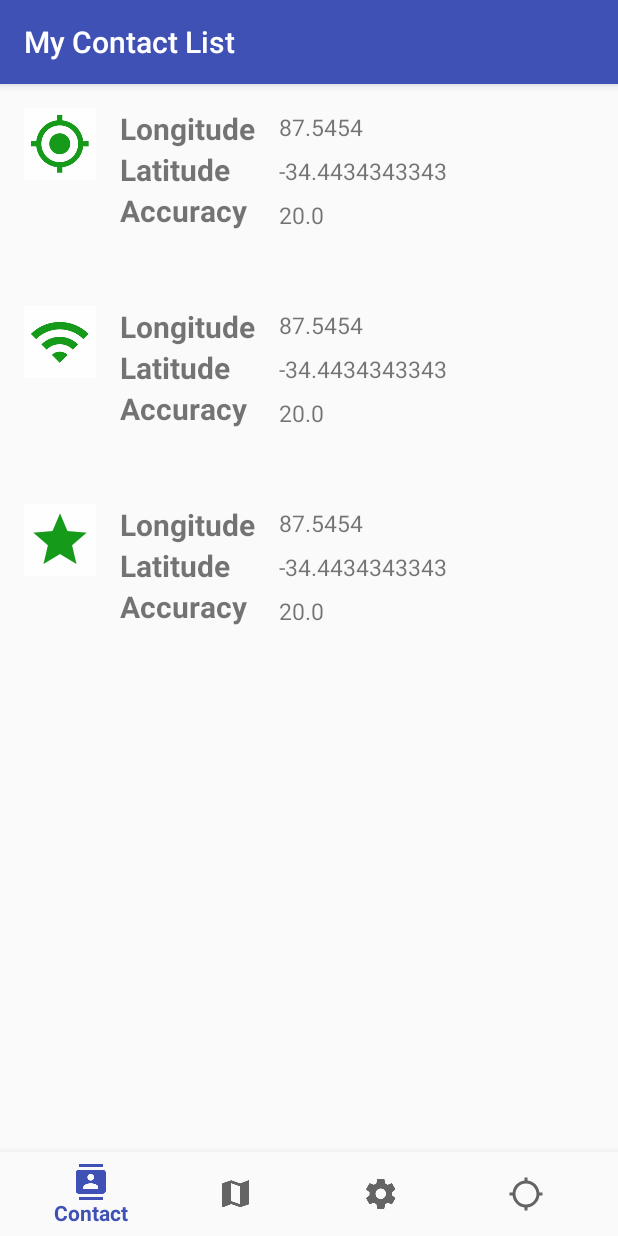
After one commit to wisetyni/My_Contact_List, an Android app: the LocationSensorsActivity screen opened directly, with no data from a screen before it, on a phone screen of 412 x 824 dp. The commit adds this screen. Run offline under Robolectric (Android 15) with nearby library versions, the phone set to English and light mode, and no system bars.

Commit message:
moved location sensor to another activity and added another option to the bottom navigation.

```diff
--- a/app/src/main/AndroidManifest.xml
+++ b/app/src/main/AndroidManifest.xml
@@ -53,9 +53,7 @@
             android:name="com.google.android.geo.API_KEY"
             android:value="@string/google_maps_key" />
 
-        <activity
-            android:name=".MapsActivity"
-            android:label="@string/title_activity_maps"></activity>
+        <activity android:name=".LocationSensorsActivity"></activity>
     </application>
 
 </manifest>
--- /dev/null
+++ b/app/src/main/java/mycontactlist/example/com/my_contact_list/LocationSensorsActivity.java
@@ -0,0 +1,166 @@
+package mycontactlist.example.com.my_contact_list;
+
+import android.Manifest;
+import android.content.Context;
+import android.content.pm.PackageManager;
+import android.location.Location;
+import android.location.LocationListener;
+import android.location.LocationManager;
+import android.support.design.widget.BottomNavigationView;
+import android.support.v4.app.ActivityCompat;
+import android.support.v7.app.AppCompatActivity;
+import android.os.Bundle;
+import android.widget.TextView;
+
+public class LocationSensorsActivity extends AppCompatActivity {
+
+    private static final int MY_PERMISSIONS_REQUEST_LOCATION = 1;
+    private LocationManager locationManager;
+    private LocationListener ntwkListener, gpsListener;
+    private Location currentBestLocation;
+    private TextView gpsLatTxt, gpsLonTxt, gpsAccuracyTxt;
+    private TextView ntwkLatTxt, ntwkLonTxt, ntwkAccuracyTxt;
+    private TextView bestLatTxt, bestLonTxt, bestAccuracyTxt;
+
+    private BottomNavigationView navigation;
+
+    private BottomNavigationView.OnNavigationItemSelectedListener mOnNavigationItemSelectedListener
+            = NavUtil.getBottomNav(this);
+
+
+    @Override
+    protected void onCreate(Bundle savedInstanceState) {
+        super.onCreate(savedInstanceState);
+        setContentView(R.layout.activity_location_sensors);
+
+        initBottomNavigation();
+        initViews();
+        initLocationManager();
+        initGPSSensor();
+        initNtwkSensor();
+    }
+
+    public void onPause() {
+
+        try {
+            locationManager.removeUpdates(ntwkListener);
+        }
+        catch (Exception e) {
+            e.printStackTrace();
+        }
+        super.onPause();
+        finish();
+    }
+
+    private void initLocationManager() {
+        locationManager = (LocationManager) getBaseContext().getSystemService(Context.LOCATION_SERVICE);
+    }
+
+    private void initViews() {
+        gpsLatTxt = findViewById(R.id.gps_latitude);
+        gpsLonTxt = findViewById(R.id.gps_longitude);
+        gpsAccuracyTxt = findViewById(R.id.gps_accuracy);
+
+        ntwkLatTxt = findViewById(R.id.ntwk_latitude);
+        ntwkLonTxt = findViewById(R.id.ntwk_longitude);
+        ntwkAccuracyTxt = findViewById(R.id.ntwk_accuracy);
+
+        bestLatTxt = findViewById(R.id.best_latitude);
+        bestLonTxt = findViewById(R.id.best_longitude);
+        bestAccuracyTxt = findViewById(R.id.best_accuracy);
+
+    }
+
+    private void initNtwkSensor() {
+        ntwkListener = displayLocationUpdates(LocationManager.NETWORK_PROVIDER);
+    }
+
+    private void initGPSSensor() {
+        gpsListener = displayLocationUpdates(LocationManager.GPS_PROVIDER);
+
+    }
+
+    private LocationListener displayLocationUpdates(final String provider) {
+        LocationListener listener = new LocationListener() {
+            @Override
+            public void onLocationChanged(Location location) {
+
+                if (isBetterLocation(location)) {
+                     currentBestLocation = location;
+                     setBestLocationViews();
+                 }
+
+
+
+                switch (provider){
+                    case LocationManager.NETWORK_PROVIDER:
+                        ntwkLatTxt.setText(String.valueOf(location.getLatitude()));
+                        ntwkAccuracyTxt.setText(String.valueOf(location.getAccuracy()));
+                        ntwkLonTxt.setText(String.valueOf(location.getLongitude()));
+                        break;
+                    case LocationManager.GPS_PROVIDER:
+                        gpsLatTxt.setText(String.valueOf(location.getLatitude()));
+                        gpsAccuracyTxt.setText(String.valueOf(location.getAccuracy()));
+                        gpsLonTxt.setText(String.valueOf(location.getLongitude()));
+                        break;
+                    default: break;
+                }
+            }
+
+            @Override
+            public void onStatusChanged(String s, int i, Bundle bundle) {}
+            @Override
+            public void onProviderEnabled(String s) {}
+            @Override
+            public void onProviderDisabled(String s) {}
+        };
+
+        if (ActivityCompat.checkSelfPermission(LocationSensorsActivity.this,
+                android.Manifest.permission.ACCESS_FINE_LOCATION)
+                != PackageManager.PERMISSION_GRANTED
+                && ActivityCompat.checkSelfPermission(LocationSensorsActivity.this,
+                android.Manifest.permission.ACCESS_COARSE_LOCATION)
+                != PackageManager.PERMISSION_GRANTED) {
+            askForLocationPermissions();
+        }else {
+            locationManager.requestLocationUpdates(provider, 0, 0, listener);
+        }
+
+        return listener;
+    }
+
+    private void setBestLocationViews() {
+        bestLatTxt.setText(String.valueOf(currentBestLocation.getLatitude()));
+        bestAccuracyTxt.setText(String.valueOf(currentBestLocation.getAccuracy()));
+        bestLonTxt.setText(String.valueOf(currentBestLocation.getLongitude()));
+
+    }
+
+    private void askForLocationPermissions() {
+
+        //request permissions for current location
+        ActivityCompat.requestPermissions(this,
+                new String[]{android.Manifest.permission.ACCESS_COARSE_LOCATION, Manifest.permission.ACCESS_FINE_LOCATION},
+                MY_PERMISSIONS_REQUEST_LOCATION);
+
+    }
+
+    private boolean isBetterLocation(Location location) {
+        boolean isBetter = false;
+        if (currentBestLocation == null) {
+            isBetter = true;
+        }
+        else if (location.getAccuracy() <= currentBestLocation.getAccuracy()) {
+            isBetter = true;
+        }
+        else if (location.getTime() - currentBestLocation.getTime() > 5*60*1000) {
+            isBetter = true;
+        }
+        return isBetter;
+    }
+
+    private void initBottomNavigation() {
+        navigation = findViewById(R.id.navigation);
+        navigation.setOnNavigationItemSelectedListener(mOnNavigationItemSelectedListener);
+    }
+}
--- /dev/null
+++ b/app/src/main/res/drawable/ic_location_searching_black_24dp.xml
@@ -0,0 +1,9 @@
+<vector xmlns:android="http://schemas.android.com/apk/res/android"
+        android:width="24dp"
+        android:height="24dp"
+        android:viewportWidth="24.0"
+        android:viewportHeight="24.0">
+    <path
+        android:fillColor="#FF000000"
+        android:pathData="M20.94,11c-0.46,-4.17 -3.77,-7.48 -7.94,-7.94V1h-2v2.06C6.83,3.52 3.52,6.83 3.06,11H1v2h2.06c0.46,4.17 3.77,7.48 7.94,7.94V23h2v-2.06c4.17,-0.46 7.48,-3.77 7.94,-7.94H23v-2h-2.06zM12,19c-3.87,0 -7,-3.13 -7,-7s3.13,-7 7,-7 7,3.13 7,7 -3.13,7 -7,7z"/>
+</vector>
--- /dev/null
+++ b/app/src/main/res/layout/activity_location_sensors.xml
@@ -0,0 +1,240 @@
+<?xml version="1.0" encoding="utf-8"?>
+<RelativeLayout xmlns:android="http://schemas.android.com/apk/res/android"
+    android:layout_width="match_parent"
+    android:layout_height="match_parent"
+    xmlns:app="http://schemas.android.com/apk/res-auto">
+
+    <LinearLayout
+        android:layout_width="match_parent"
+        android:layout_height="match_parent"
+        android:orientation="vertical"
+        android:padding="16dp">
+
+        <LinearLayout
+            android:layout_width="match_parent"
+            android:layout_height="wrap_content"
+            android:orientation="horizontal">
+
+            <ImageView
+                android:id="@+id/gps_img"
+                android:layout_width="wrap_content"
+                android:layout_height="wrap_content"
+                android:background="#CCFFFFFF"
+                android:src="@mipmap/ic_gps_green_48dp" />
+
+            <LinearLayout
+                android:layout_width="wrap_content"
+                android:layout_height="wrap_content"
+                android:orientation="vertical"
+                android:paddingLeft="@dimen/activity_horizontal_margin">
+
+                <TextView
+                    android:layout_width="wrap_content"
+                    android:layout_height="wrap_content"
+                    android:text="Longitude"
+                    android:textSize="20sp"
+                    android:textStyle="bold"/>
+
+                <TextView
+                    android:layout_width="wrap_content"
+                    android:layout_height="wrap_content"
+                    android:text="Latitude"
+                    android:textSize="20sp"
+                    android:textStyle="bold"/>
+
+                <TextView
+                    android:layout_width="wrap_content"
+                    android:layout_height="wrap_content"
+                    android:text="Accuracy"
+                    android:textSize="20sp"
+                    android:textStyle="bold"/>
+            </LinearLayout>
+
+            <LinearLayout
+                android:id="@+id/sensor_details_ll"
+                android:layout_width="match_parent"
+                android:layout_height="wrap_content"
+                android:orientation="vertical"
+                android:paddingLeft="@dimen/activity_horizontal_margin">
+
+                <TextView
+                    android:id="@+id/gps_longitude"
+                    android:layout_width="wrap_content"
+                    android:layout_height="wrap_content"
+                    android:paddingTop="2dp"
+                    android:text="87.5454"
+                    android:textSize="15sp" />
+
+                <TextView
+                    android:id="@+id/gps_latitude"
+                    android:layout_width="wrap_content"
+                    android:layout_height="wrap_content"
+                    android:paddingTop="8dp"
+                    android:text="-34.4434343343"
+                    android:textSize="15sp" />
+
+                <TextView
+                    android:id="@+id/gps_accuracy"
+                    android:layout_width="wrap_content"
+                    android:layout_height="wrap_content"
+                    android:paddingTop="8dp"
+                    android:text="20.0"
+                    android:textSize="15sp" />
+            </LinearLayout>
+        </LinearLayout>
+
+        <LinearLayout
+            android:layout_width="match_parent"
+            android:layout_height="wrap_content"
+            android:layout_marginTop="50dp"
+            android:orientation="horizontal">
+
+            <ImageView
+                android:id="@+id/network_img"
+                android:layout_width="wrap_content"
+                android:layout_height="wrap_content"
+                android:background="#CCFFFFFF"
+                android:src="@mipmap/ic_network_green_48dp" />
+
+            <LinearLayout
+                android:layout_width="wrap_content"
+                android:layout_height="wrap_content"
+                android:orientation="vertical"
+                android:paddingLeft="@dimen/activity_horizontal_margin">
+
+                <TextView
+                    android:layout_width="wrap_content"
+                    android:layout_height="wrap_content"
+                    android:text="Longitude"
+                    android:textSize="20sp"
+                    android:textStyle="bold"/>
+
+                <TextView
+                    android:layout_width="wrap_content"
+                    android:layout_height="wrap_content"
+                    android:text="Latitude"
+                    android:textSize="20sp"
+                    android:textStyle="bold"/>
+
+                <TextView
+                    android:layout_width="wrap_content"
+                    android:layout_height="wrap_content"
+                    android:text="Accuracy"
+                    android:textSize="20sp"
+                    android:textStyle="bold"/>
+            </LinearLayout>
+
+            <LinearLayout
+                android:layout_width="match_parent"
+                android:layout_height="wrap_content"
+                android:orientation="vertical"
+                android:paddingLeft="@dimen/activity_horizontal_margin">
+
+                <TextView
+                    android:id="@+id/ntwk_longitude"
+                    android:layout_width="wrap_content"
+                    android:layout_height="wrap_content"
+                    android:paddingTop="2dp"
+                    android:text="87.5454"
+                    android:textSize="15sp" />
+
+                <TextView
+                    android:id="@+id/ntwk_latitude"
+                    android:layout_width="wrap_content"
+                    android:layout_height="wrap_content"
+                    android:paddingTop="8dp"
+                    android:text="-34.4434343343"
+                    android:textSize="15sp" />
+
+                <TextView
+                    android:id="@+id/ntwk_accuracy"
+                    android:layout_width="wrap_content"
+                    android:layout_height="wrap_content"
+                    android:paddingTop="8dp"
+                    android:text="20.0"
+                    android:textSize="15sp" />
+            </LinearLayout>
+        </LinearLayout>
+
+        <LinearLayout
+            android:layout_width="match_parent"
+            android:layout_height="wrap_content"
+            android:layout_marginTop="50dp"
+            android:orientation="horizontal">
+
+            <ImageView
+                android:id="@+id/best_img"
+                android:layout_width="wrap_content"
+                android:layout_height="wrap_content"
+                android:background="#CCFFFFFF"
+                android:src="@mipmap/ic_star_image_green_48dp" />
+
+            <LinearLayout
+                android:layout_width="wrap_content"
+                android:layout_height="wrap_content"
+                android:orientation="vertical"
+                android:paddingLeft="@dimen/activity_horizontal_margin">
+
+                <TextView
+                    android:layout_width="wrap_content"
+                    android:layout_height="wrap_content"
+                    android:text="Longitude"
+                    android:textSize="20sp"
+                    android:textStyle="bold"/>
+
+                <TextView
+                    android:layout_width="wrap_content"
+                    android:layout_height="wrap_content"
+                    android:text="Latitude"
+                    android:textSize="20sp"
+                    android:textStyle="bold"/>
+
+                <TextView
+                    android:layout_width="wrap_content"
+                    android:layout_height="wrap_content"
+                    android:text="Accuracy"
+                    android:textSize="20sp"
+                    android:textStyle="bold"/>
+            </LinearLayout>
+
+            <LinearLayout
+                android:layout_width="match_parent"
+                android:layout_height="wrap_content"
+                android:orientation="vertical"
+                android:paddingLeft="@dimen/activity_horizontal_margin">
+
+                <TextView
+                    android:id="@+id/best_longitude"
+                    android:layout_width="wrap_content"
+                    android:layout_height="wrap_content"
+                    android:paddingTop="2dp"
+                    android:text="87.5454"
+                    android:textSize="15sp" />
+
+                <TextView
+                    android:id="@+id/best_latitude"
+                    android:layout_width="wrap_content"
+                    android:layout_height="wrap_content"
+                    android:paddingTop="8dp"
+                    android:text="-34.4434343343"
+                    android:textSize="15sp" />
+
+                <TextView
+                    android:id="@+id/best_accuracy"
+                    android:layout_width="wrap_content"
+                    android:layout_height="wrap_content"
+                    android:paddingTop="8dp"
+                    android:text="20.0"
+                    android:textSize="15sp" />
+            </LinearLayout>
+        </LinearLayout>
+    </LinearLayout>
+
+    <android.support.design.widget.BottomNavigationView
+        android:id="@+id/navigation"
+        android:layout_width="match_parent"
+        android:layout_height="wrap_content"
+        android:background="?android:attr/windowBackground"
+        android:layout_alignParentBottom="true"
+        app:menu="@menu/navigation" />
+</RelativeLayout>
--- a/app/src/main/res/menu/navigation.xml
+++ b/app/src/main/res/menu/navigation.xml
@@ -16,4 +16,9 @@
         android:icon="@drawable/ic_settings_black_24dp"
         android:title="@string/title_setting" />
 
+    <item
+        android:id="@+id/navigation_location"
+        android:icon="@drawable/ic_location_searching_black_24dp"
+        android:title="@string/title_location" />
+
 </menu>
--- a/app/src/main/res/values/strings.xml
+++ b/app/src/main/res/values/strings.xml
@@ -6,6 +6,7 @@
     <string name="title_contact">Contact</string>
     <string name="title_map">Map</string>
     <string name="title_setting">Setting</string>
+    <string name="title_location">Location</string>
     <string name="title_notifications">Notifications</string>
     <string name="hint_contact_name">Contact Name</string>
     <string name="hint_contact_address">Address</string>
```
Also changed, not shown: app/src/main/java/mycontactlist/example/com/my_contact_list/ContactListActivity.java (+3 -22 lines), app/src/main/java/mycontactlist/example/com/my_contact_list/ContactMapActivity.java (+1 -108 lines), app/src/main/java/mycontactlist/example/com/my_contact_list/ContactSettingsActivity.java (+14 -3 lines), app/src/main/java/mycontactlist/example/com/my_contact_list/MapsActivity.java (deleted, +0 -46 lines), app/src/main/java/mycontactlist/example/com/my_contact_list/NavUtil.java (added, +51 -0 lines), app/src/main/res/layout/activity_maps.xml (deleted, +0 -8 lines), app/src/main/res/layout/sensor_overlay.xml (deleted, +0 -59 lines), app/src/main/ic_star_image_green_48dp-web.png (added), app/src/main/res/mipmap-hdpi/ic_star_image_green_48dp.png (added), app/src/main/res/mipmap-mdpi/ic_star_image_green_48dp.png (added), app/src/main/res/mipmap-xhdpi/ic_star_image_green_48dp.png (added), app/src/main/res/mipmap-xxhdpi/ic_star_image_green_48dp.png (added), app/src/main/res/mipmap-xxxhdpi/ic_star_image_green_48dp.png (added).
